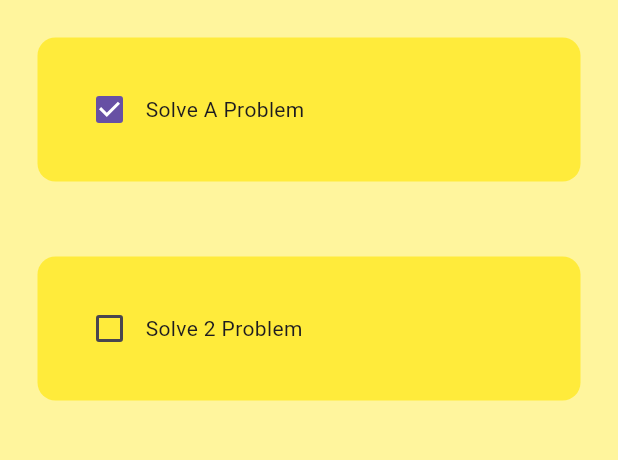
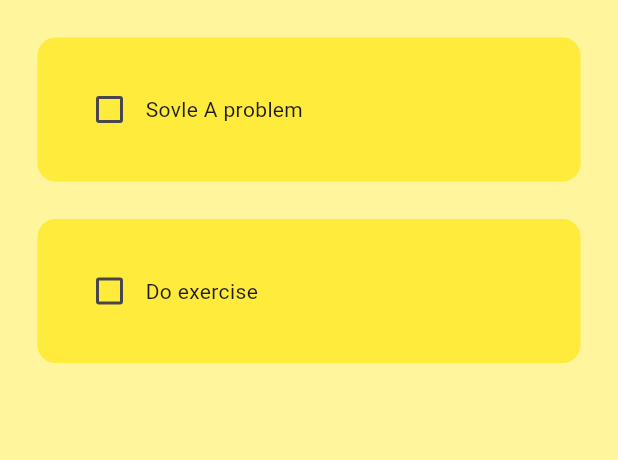
Before and after one commit to mh-rabbi/Todo-App, a Flutter app: the screen it shows after launch, on a phone screen of 412 x 824 dp, the part 84-544 px from its top. Run offline on Flutter 3.47's test engine with Material 3 defaults, Android fonts, the phone set to English and light mode, and no system bars.

Commit message:
Created clickable todo tile, updated design

```diff
--- a/lib/pages/home_page.dart
+++ b/lib/pages/home_page.dart
@@ -9,6 +9,19 @@ class HomePage extends StatefulWidget {
 }
 
 class _HomePageState extends State<HomePage> {
+  // list of todo tasks
+  List toDoList = [
+    ["Sovle A problem", false],
+    ["Do exercise", false],
+  ];
+
+  // checkbox was tapped
+  void checkBoxChanged(bool? value, int index) {
+    setState(() {
+      toDoList[index][1] = !toDoList[index][1];
+    });
+  }
+
   @override
   Widget build(BuildContext context) {
     return Scaffold(
@@ -18,20 +31,15 @@ class _HomePageState extends State<HomePage> {
         backgroundColor: Colors.yellow,
         elevation: 0,
       ),
-      body: ListView(
-        children: [
-          TodoTile(
-            taskName: "Solve A Problem",
-            isDone: true,
-            onChanged: (p0) {},
-          ),
-
-          TodoTile(
-            taskName: "Solve 2 Problem",
-            isDone: false,
-            onChanged: (p0) {},
-          ),
-        ],
+      body: ListView.builder(
+        itemCount: toDoList.length,
+        itemBuilder: (context, index) {
+          return TodoTile(
+            taskName: toDoList[index][0],
+            isDone: toDoList[index][1],
+            onChanged: (value) => checkBoxChanged(value, index),
+          );
+        },
       ),
     );
   }
--- a/lib/util/todo_tile.dart
+++ b/lib/util/todo_tile.dart
@@ -15,21 +15,28 @@ class TodoTile extends StatelessWidget {
   @override
   Widget build(BuildContext context) {
     return Padding(
-      padding: const EdgeInsets.all(25.0),
+      padding: const EdgeInsets.only(left: 25.0, right: 25, top: 25),
       child: Container(
         padding: EdgeInsets.all(24),
+        decoration: BoxDecoration(
+          color: Colors.yellow,
+          borderRadius: BorderRadius.circular(12),
+        ),
         child: Row(
           children: [
             //check box
             Checkbox(value: isDone, onChanged: onChanged),
 
             //task name
-            Text(taskName),
+            Text(
+              taskName,
+              style: TextStyle(
+                decoration: isDone
+                    ? TextDecoration.lineThrough
+                    : TextDecoration.none,
+              ),
+            ),
           ],
-        ),
-        decoration: BoxDecoration(
-          color: Colors.yellow,
-          borderRadius: BorderRadius.circular(12),
         ),
       ),
     );
```
